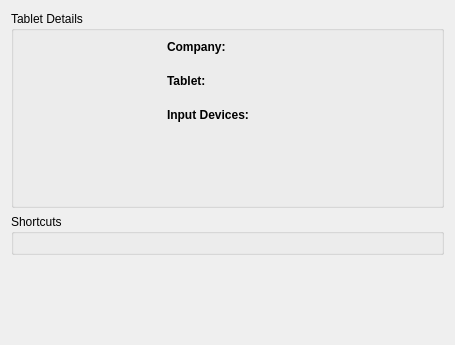
First picture: the form in src/kcmodule/generalpagewidget.ui, repository KDE/wacomtablet, before the edit.
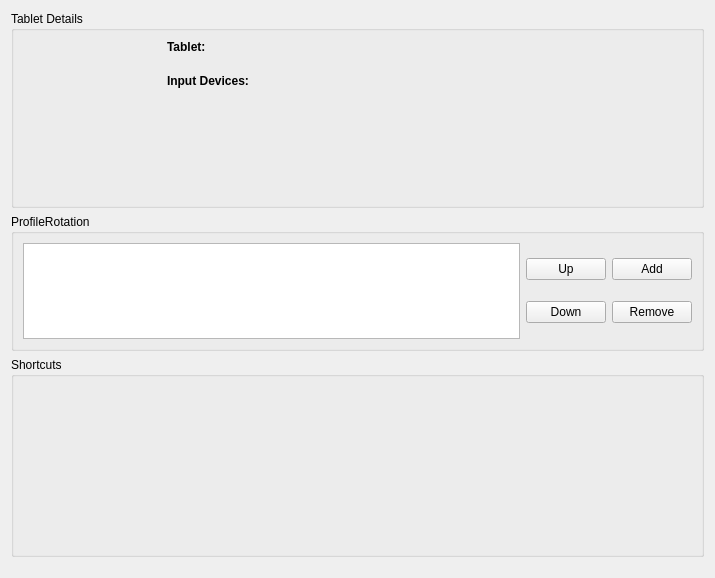
Second picture: the form after the edit.

Commit message:
Add profile rotation via global shortcut and LED support
* Add global shortcut to rotate through a list of profiles
* Default shortcuts are CTRL+META+N and CTRL+META+P
* For Intous4/5 and Cintiq devices the status LEDs indicate selection

BUG:320751
FIXED-IN:2.1

The edit to the form file:
```diff
--- a/src/kcmodule/generalpagewidget.ui
+++ b/src/kcmodule/generalpagewidget.ui
@@ -6,8 +6,8 @@
    <rect>
     <x>0</x>
     <y>0</y>
-    <width>455</width>
-    <height>345</height>
+    <width>715</width>
+    <height>578</height>
    </rect>
   </property>
   <property name="windowTitle">
@@ -19,6 +19,12 @@
   <layout class="QVBoxLayout" name="verticalLayout_2">
    <item>
     <widget class="QGroupBox" name="groupBox">
+     <property name="sizePolicy">
+      <sizepolicy hsizetype="Minimum" vsizetype="Minimum">
+       <horstretch>0</horstretch>
+       <verstretch>0</verstretch>
+      </sizepolicy>
+     </property>
      <property name="title">
       <string>Tablet Details</string>
      </property>
@@ -79,29 +85,6 @@
            <number>10</number>
           </property>
           <item row="0" column="0">
-           <widget class="QLabel" name="CompanyLabel">
-            <property name="font">
-             <font>
-              <weight>75</weight>
-              <bold>true</bold>
-             </font>
-            </property>
-            <property name="locale">
-             <locale language="English" country="UnitedKingdom"/>
-            </property>
-            <property name="text">
-             <string>Company:</string>
-            </property>
-           </widget>
-          </item>
-          <item row="0" column="1">
-           <widget class="QLabel" name="comapnyName">
-            <property name="text">
-             <string/>
-            </property>
-           </widget>
-          </item>
-          <item row="1" column="0">
            <widget class="QLabel" name="tabletLabel">
             <property name="font">
              <font>
@@ -114,14 +97,14 @@
             </property>
            </widget>
           </item>
-          <item row="1" column="1">
+          <item row="0" column="1">
            <widget class="QLabel" name="tabletName">
             <property name="text">
              <string/>
             </property>
            </widget>
           </item>
-          <item row="2" column="0">
+          <item row="1" column="0">
            <widget class="QLabel" name="devicesLabel">
             <property name="font">
              <font>
@@ -134,7 +117,7 @@
             </property>
            </widget>
           </item>
-          <item row="2" column="1">
+          <item row="1" column="1">
            <widget class="QLabel" name="deviceList">
             <property name="text">
              <string/>
@@ -148,8 +131,113 @@
      </layout>
     </widget>
    </item>
+   <item>
+    <widget class="QGroupBox" name="profileRotationBox">
+     <property name="sizePolicy">
+      <sizepolicy hsizetype="Minimum" vsizetype="Expanding">
+       <horstretch>0</horstretch>
+       <verstretch>0</verstretch>
+      </sizepolicy>
+     </property>
+     <property name="title">
+      <string>ProfileRotation</string>
+     </property>
+     <layout class="QHBoxLayout" name="horizontalLayout_3">
+      <item>
+       <widget class="QListWidget" name="lwRotationList">
+        <property name="maximumSize">
+         <size>
+          <width>16777215</width>
+          <height>100</height>
+         </size>
+        </property>
+        <property name="editTriggers">
+         <set>QAbstractItemView::NoEditTriggers</set>
+        </property>
+        <property name="showDropIndicator" stdset="0">
+         <bool>false</bool>
+        </property>
+        <property name="alternatingRowColors">
+         <bool>true</bool>
+        </property>
+        <property name="sortingEnabled">
+         <bool>false</bool>
+        </property>
+       </widget>
+      </item>
+      <item>
+       <layout class="QGridLayout" name="gridLayout">
+        <item row="0" column="0">
+         <widget class="QPushButton" name="pbUp">
+          <property name="sizePolicy">
+           <sizepolicy hsizetype="Minimum" vsizetype="Fixed">
+            <horstretch>0</horstretch>
+            <verstretch>0</verstretch>
+           </sizepolicy>
+          </property>
+          <property name="text">
+           <string>Up</string>
+          </property>
+         </widget>
+        </item>
+        <item row="0" column="1">
+         <widget class="QPushButton" name="pbAddToRotationList">
+          <property name="sizePolicy">
+           <sizepolicy hsizetype="Minimum" vsizetype="Fixed">
+            <horstretch>0</horstretch>
+            <verstretch>0</verstretch>
+           </sizepolicy>
+          </property>
+          <property name="text">
+           <string>Add</string>
+          </property>
+         </widget>
+        </item>
+        <item row="1" column="0">
+         <widget class="QPushButton" name="pbDown">
+          <property name="sizePolicy">
+           <sizepolicy hsizetype="Minimum" vsizetype="Fixed">
+            <horstretch>0</horstretch>
+            <verstretch>0</verstretch>
+           </sizepolicy>
+          </property>
+          <property name="text">
+           <string>Down</string>
+          </property>
+         </widget>
+        </item>
+        <item row="1" column="1">
+         <widget class="QPushButton" name="pbRemoveFromRotationList">
+          <property name="sizePolicy">
+           <sizepolicy hsizetype="Minimum" vsizetype="Fixed">
+            <horstretch>0</horstretch>
+            <verstretch>0</verstretch>
+           </sizepolicy>
+          </property>
+          <property name="text">
+           <string>Remove</string>
+          </property>
+         </widget>
+        </item>
+       </layout>
+      </item>
+     </layout>
+    </widget>
+   </item>
    <item>
     <widget class="QGroupBox" name="shortcutGroupBox">
+     <property name="sizePolicy">
+      <sizepolicy hsizetype="MinimumExpanding" vsizetype="MinimumExpanding">
+       <horstretch>0</horstretch>
+       <verstretch>0</verstretch>
+      </sizepolicy>
+     </property>
+     <property name="minimumSize">
+      <size>
+       <width>0</width>
+       <height>200</height>
+      </size>
+     </property>
      <property name="title">
       <string>Shortcuts</string>
      </property>
@@ -164,7 +252,7 @@
      <property name="sizeHint" stdset="0">
       <size>
        <width>20</width>
-       <height>40</height>
+       <height>14</height>
       </size>
      </property>
     </spacer>
```
Left out of the diff: 73 changed lines with no effect on the pictures. The commit also changes 30 other files.
